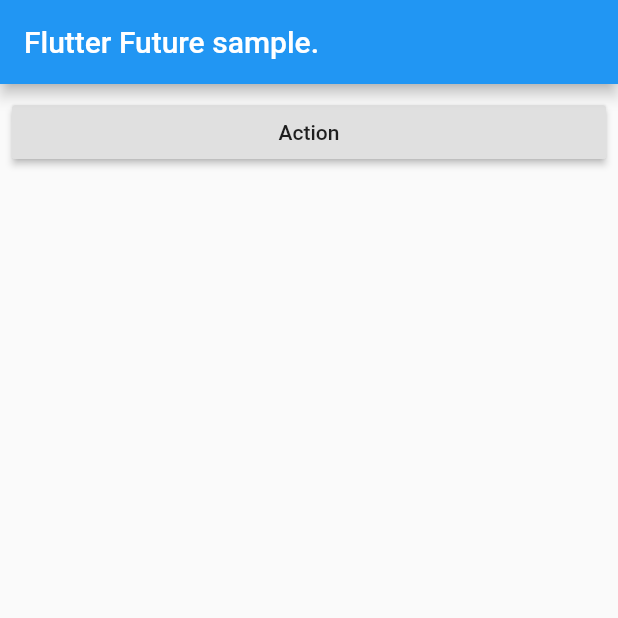
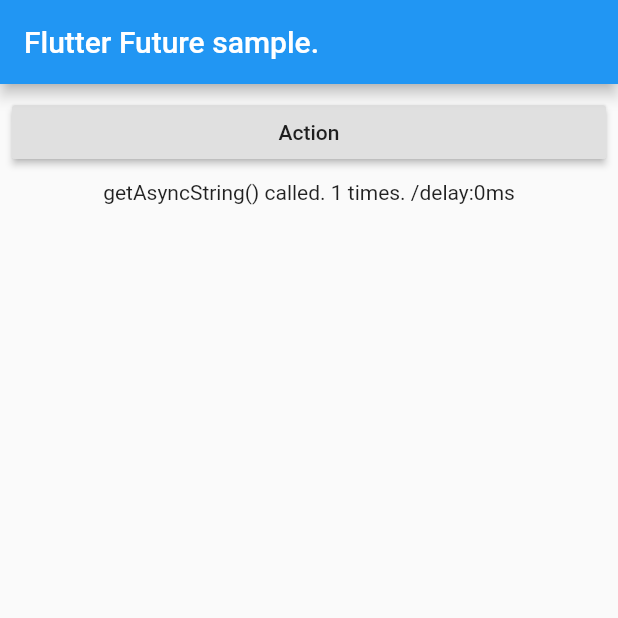
Before and after one commit to yaosatoshi/flutter_samples, a Flutter app: the screen it shows after launch, after a tap on "Action", on a phone screen of 412 x 824 dp, the top half of it. Run offline on Flutter 3.47's test engine with Material 2 defaults, Android fonts, the phone set to English and light mode, and no system bars.

Commit message:
minor fix

```diff
--- a/lib/main.dart
+++ b/lib/main.dart
@@ -1,3 +1,5 @@
+import 'dart:io';
+
 import 'package:flutter/cupertino.dart';
 import 'package:flutter/material.dart';
 import 'package:provider/provider.dart';
@@ -26,7 +28,7 @@ class _Notifier extends ValueNotifier<String> {
 
   Future<String> getAsyncString() async {
     var st = DateTime.now().millisecondsSinceEpoch;
-    await Future.delayed(new Duration(seconds: 2));
+    sleep(Duration(seconds: 2));
     return "getAsyncString() called. ${++_counter} times. /delay:${DateTime.now().millisecondsSinceEpoch - st}ms";
   }
 }
```
Also changed, not shown: pubspec.lock.
